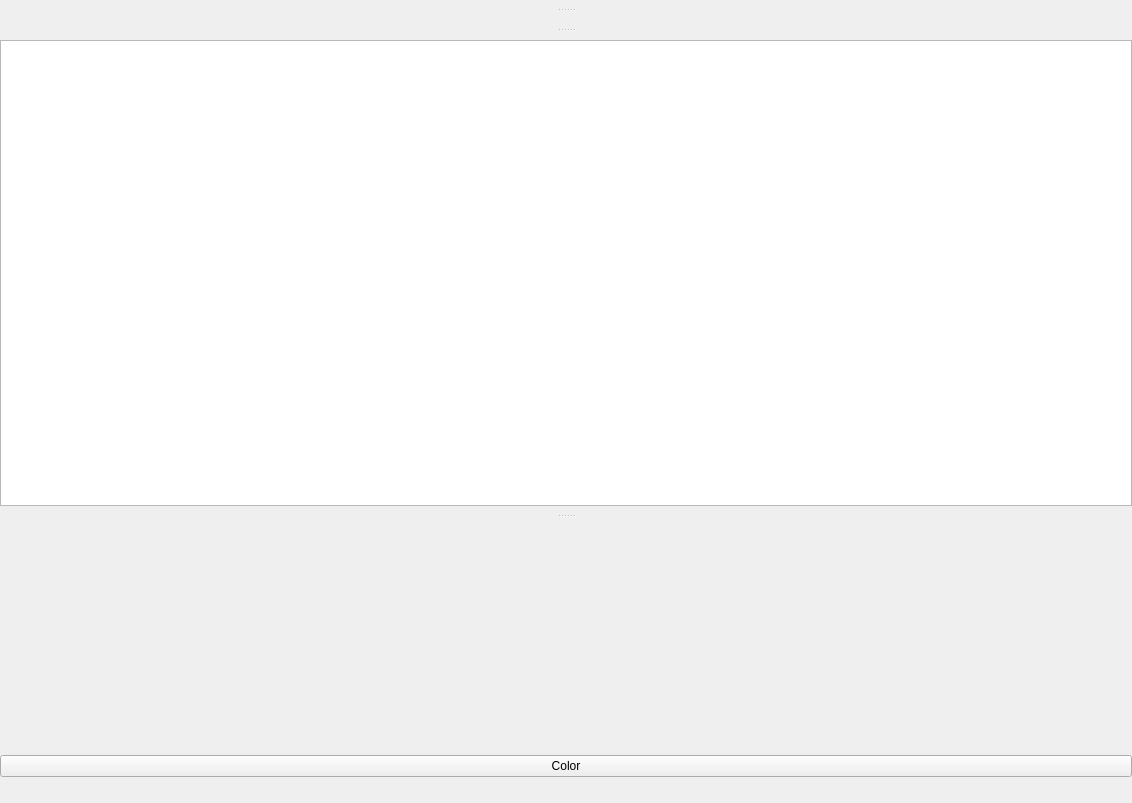
The window that src/libs/libcore/ui/FaceWidget.ui (mrdeveloperdude/OctoMY) describes before a commit, drawn with Qt 5.
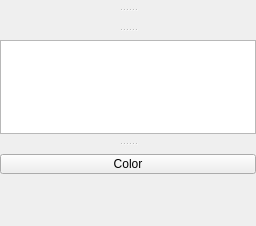
The same window after the commit. Custom widgets are drawn as their Qt base class.

Patch:
```diff
--- a/src/libs/libcore/ui/FaceWidget.ui
+++ b/src/libs/libcore/ui/FaceWidget.ui
@@ -6,8 +6,8 @@
    <rect>
     <x>0</x>
     <y>0</y>
-    <width>1132</width>
-    <height>803</height>
+    <width>256</width>
+    <height>226</height>
    </rect>
   </property>
   <property name="windowTitle">
@@ -90,23 +90,7 @@
         </sizepolicy>
        </property>
        <layout class="QGridLayout" name="gridLayout">
-        <item row="1" column="0">
-         <widget class="TryToggle" name="tryToggleConnect" native="true">
-          <property name="sizePolicy">
-           <sizepolicy hsizetype="Minimum" vsizetype="Minimum">
-            <horstretch>0</horstretch>
-            <verstretch>0</verstretch>
-           </sizepolicy>
-          </property>
-          <property name="minimumSize">
-           <size>
-            <width>10</width>
-            <height>20</height>
-           </size>
-          </property>
-         </widget>
-        </item>
-        <item row="3" column="0">
+        <item row="4" column="0">
          <widget class="PanicButton" name="pushButtonPanic" native="true">
           <property name="sizePolicy">
            <sizepolicy hsizetype="Minimum" vsizetype="Minimum">
@@ -126,16 +110,19 @@
          </widget>
         </item>
         <item row="2" column="0">
-         <widget class="QPushButton" name="pushButtonNewColor">
+         <widget class="TryToggle" name="tryToggleConnect" native="true">
+          <property name="sizePolicy">
+           <sizepolicy hsizetype="Minimum" vsizetype="Minimum">
+            <horstretch>0</horstretch>
+            <verstretch>0</verstretch>
+           </sizepolicy>
+          </property>
           <property name="minimumSize">
            <size>
-            <width>0</width>
+            <width>10</width>
             <height>20</height>
            </size>
           </property>
-          <property name="text">
-           <string>Color</string>
-          </property>
          </widget>
         </item>
         <item row="0" column="0">
@@ -151,6 +138,19 @@
           </property>
          </spacer>
         </item>
+        <item row="1" column="0">
+         <widget class="QPushButton" name="pushButtonNewColor">
+          <property name="minimumSize">
+           <size>
+            <width>0</width>
+            <height>20</height>
+           </size>
+          </property>
+          <property name="text">
+           <string>Color</string>
+          </property>
+         </widget>
+        </item>
        </layout>
       </widget>
      </widget>
```
